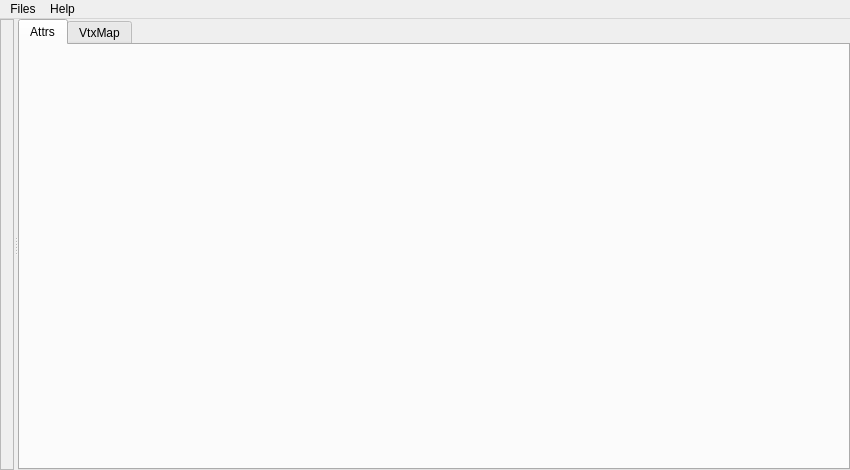
Before: the Qt Designer form tools/maya/cloth/clothEditor/ui/clothEditor.ui in snaress/studio, drawn with Qt 5.
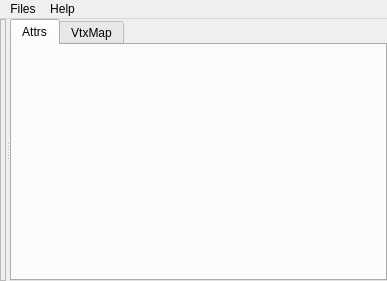
After: the same form once the commit is applied.

```diff
--- a/tools/maya/cloth/clothEditor/ui/clothEditor.ui
+++ b/tools/maya/cloth/clothEditor/ui/clothEditor.ui
@@ -6,8 +6,8 @@
    <rect>
     <x>0</x>
     <y>0</y>
-    <width>850</width>
-    <height>470</height>
+    <width>387</width>
+    <height>281</height>
    </rect>
   </property>
   <property name="windowTitle">
@@ -93,7 +93,7 @@
     <rect>
      <x>0</x>
      <y>0</y>
-     <width>850</width>
+     <width>387</width>
      <height>21</height>
     </rect>
    </property>
```
Left out of the diff: 18 changed lines with no effect on the pictures.
